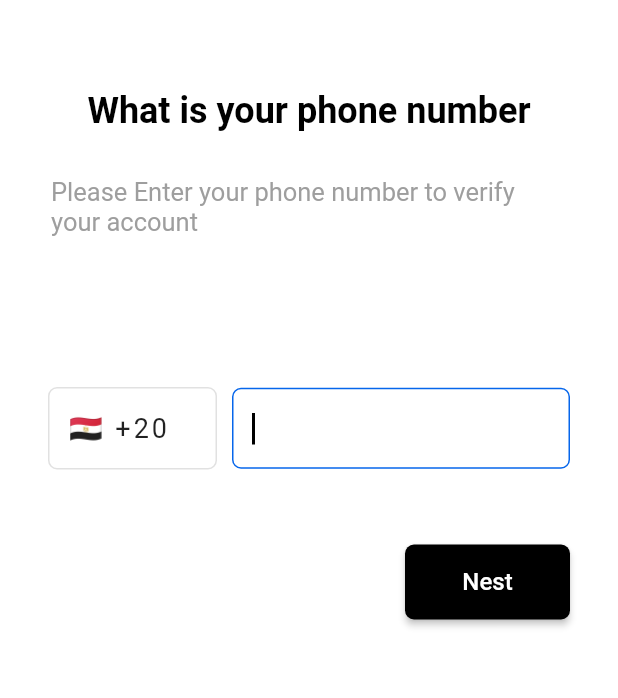
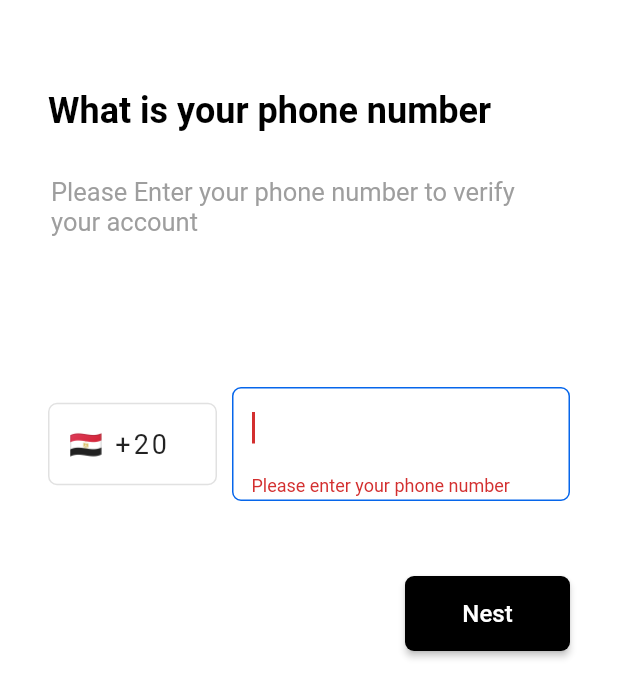
Before and after one commit to mohamedsayed27/google_maps, a Flutter app: the screen it shows after launch, after a tap on "Nest", on a phone screen of 412 x 824 dp. Shown: the top 698 px of the screen. Run offline on Flutter 3.47's test engine with Material 2 defaults, Android fonts, the phone set to English and light mode, and no system bars; our stand-ins replace bloc, firebase_auth, firebase_core, flutter_bloc, pin_code_fields; accounts and stored records are empty.

Commit message:
Phone Auth. finished totally

```diff
--- a/lib/app_router.dart
+++ b/lib/app_router.dart
@@ -1,14 +1,44 @@
 import 'package:flutter/material.dart';
+import 'package:flutter_bloc/flutter_bloc.dart';
 import 'package:google_maps/presentation/screens/login_screen.dart';
+import 'package:google_maps/presentation/screens/map_screen.dart';
+import 'package:google_maps/presentation/screens/otp_screen.dart';
 
 import 'constants/strings.dart';
+import 'domain/phone_auth_cubit/phone_auth_cubit.dart';
 
-class AppRouter{
-  Route? generateRoute(RouteSettings settings){
-    switch(settings.name){
+class AppRouter {
+  PhoneAuthCubit? phoneAuthCubit;
+  AppRouter(){
+    phoneAuthCubit = PhoneAuthCubit();
+  }
+  Route? generateRoute(RouteSettings settings) {
+    switch (settings.name) {
       case loginScreen:
         return MaterialPageRoute(
-            builder: (_) =>  LoginScreen()
+          builder: (_) => BlocProvider<PhoneAuthCubit>.value(
+            value: phoneAuthCubit!,
+            child: LoginScreen(),
+          ),
+        );
+      case otpScreen:
+        final phoneNumber = settings.arguments;
+        return MaterialPageRoute(
+            builder: (_) => BlocProvider<PhoneAuthCubit>.value(
+                  value: phoneAuthCubit!,
+                  child: OtpScreen(
+                    phoneNumber: phoneNumber,
+                  ),
+                ));
+      case mapScreen:
+        return MaterialPageRoute(builder: (_) => const MapScreen());
+      default:
+        return MaterialPageRoute(
+          builder: (context) => const Scaffold(
+            body: Center(
+              child: Text('No Screen is defined for this route.'),
+            ),
+          ),
         );
     }
   }
--- a/lib/constants/strings.dart
+++ b/lib/constants/strings.dart
@@ -1,5 +1,9 @@
 const loginScreen = '/';
+const otpScreen = '/otp-screen';
+const mapScreen = '/map_screen';
 
+
+/// Custom Country Flag using regex
 String generateCountryFlag() {
   String countryCode = 'eg';
   String flag = countryCode.toUpperCase().replaceAllMapped(RegExp(r'[A-Z]'),
--- /dev/null
+++ b/lib/domain/phone_auth_cubit/phone_auth_state.dart
@@ -0,0 +1,12 @@
+abstract class PhoneAuthState {}
+
+class PhoneAuthInitial extends PhoneAuthState {}
+
+class PhoneAuthLoadingState extends PhoneAuthState {}
+class PhoneAuthErrorState extends PhoneAuthState {
+  final String error;
+
+  PhoneAuthErrorState(this.error);
+}
+class PhoneNumberSubmittedState extends PhoneAuthState {}
+class OtbVerifiedState extends PhoneAuthState {}
--- a/lib/main.dart
+++ b/lib/main.dart
@@ -1,12 +1,19 @@
+import 'package:bloc/bloc.dart';
+import 'package:firebase_auth/firebase_auth.dart';
 import 'package:firebase_core/firebase_core.dart';
 import 'package:flutter/material.dart';
 import 'package:google_maps/app_router.dart';
+import 'package:google_maps/constants/strings.dart';
+import 'bloc_observer.dart';
+import 'firebase_options.dart';
 
-import 'firebase_options.dart';
+late String initialRoute;
 
 void main() async {
 
-  runApp( MyApp(appRouter: AppRouter(),));
+
+  Bloc.observer = MyBlocObserver();
+
 
   WidgetsFlutterBinding.ensureInitialized();
 
@@ -15,6 +22,15 @@ void main() async {
   await Firebase.initializeApp(
     options: DefaultFirebaseOptions.currentPlatform,
   );
+  FirebaseAuth.instance.authStateChanges().listen((user) {
+    if(user==null){
+      initialRoute = loginScreen;
+    }else{
+      initialRoute = mapScreen;
+    }
+  });
+
+  runApp( MyApp(appRouter: AppRouter(),));
 }
 
 class MyApp extends StatelessWidget {
@@ -28,6 +44,7 @@ class MyApp extends StatelessWidget {
         primarySwatch: Colors.blue,
       ),
       onGenerateRoute: appRouter.generateRoute,
+      initialRoute: initialRoute,
     );
   }
 }
--- a/lib/presentation/screens/login_screen.dart
+++ b/lib/presentation/screens/login_screen.dart
@@ -1,15 +1,19 @@
 import 'package:flutter/material.dart';
 import 'package:google_maps/constants/colors.dart';
+import 'package:google_maps/domain/phone_auth_cubit/phone_auth_cubit.dart';
+import 'package:google_maps/domain/phone_auth_cubit/phone_auth_state.dart';
 import '../../constants/strings.dart';
+import 'package:flutter_bloc/flutter_bloc.dart';
 
 // ignore: must_be_immutable
 class LoginScreen extends StatelessWidget {
   LoginScreen({Key? key}) : super(key: key);
 
-  String? phoneNumber;
-
+  late String phoneNumber;
+  final _phoneFormKey = GlobalKey<FormState>();
   Widget _buildIntroTexts() {
     return Column(
+      crossAxisAlignment: CrossAxisAlignment.start,
       children: [
         const Text(
           'What is your phone number',
@@ -92,12 +96,14 @@ class LoginScreen extends StatelessWidget {
     );
   }
 
-  Widget _buildNextButton() {
+  Widget _buildNextButton(BuildContext context) {
     return Align(
       alignment: Alignment.centerRight,
       child: ElevatedButton(
-        //TODO : ON PRESS ELEVATED BUTTON
-        onPressed: () {},
+        onPressed: () {
+          showProgressIndicator(context);
+          _register(context);
+        },
         style: ElevatedButton.styleFrom(
             minimumSize: const Size(110, 50),
             backgroundColor: Colors.black,
@@ -112,16 +118,65 @@ class LoginScreen extends StatelessWidget {
     );
   }
 
+  Future<void> _register(BuildContext context)async{
+    if(!_phoneFormKey.currentState!.validate()){
+      Navigator.pop(context);
+      return;
+    }else{
+      Navigator.pop(context);
+      _phoneFormKey.currentState!.save();
+      BlocProvider.of<PhoneAuthCubit>(context).phoneAuth(phoneNumber);
+
+    }
+  }
+  void showProgressIndicator(BuildContext context){
+    AlertDialog alertDialog = const AlertDialog(
+      backgroundColor: Colors.transparent,
+      elevation: 0,
+      content: Center(
+        child: CircularProgressIndicator(valueColor: AlwaysStoppedAnimation<Color>(Colors.black),),
+      ),
+    );
+    showDialog(context: context, builder: (context)=>alertDialog,barrierDismissible: false);
+  }
+  Widget _buildPhoneNumberSubmittedBloc(){
+    return BlocListener<PhoneAuthCubit, PhoneAuthState>(
+      listenWhen: (previous, current){
+        return previous != current;
+      },
+        listener: (context, state){
+          if(state is PhoneAuthLoadingState){
+            showProgressIndicator(context);
+          }
+          if(state is PhoneNumberSubmittedState){
+            Navigator.pop(context);
+            Navigator.of(context).pushNamed(otpScreen, arguments: phoneNumber);
+          }
+          if(state is PhoneAuthErrorState){
+            // Navigator.pop(context);
+            String error = (state).error;
+            ScaffoldMessenger.of(context).showSnackBar(
+              SnackBar(
+                  content:Text(error),
+                backgroundColor: Colors.black,
+                duration: const Duration(seconds: 3),
+              ),
+            );
+          }
+        },
+      child: Container(),
+    );
+  }
   @override
   Widget build(BuildContext context) {
     return SafeArea(
-        child: Scaffold(
-      backgroundColor: Colors.white,
-      body: Form(
-          key: UniqueKey(),
-          child: Container(
-            margin: const EdgeInsets.symmetric(horizontal: 32, vertical: 60),
-            child: Column(
+      child: Scaffold(
+          backgroundColor: Colors.white,
+          body: Form(
+            key: _phoneFormKey,
+            child: Container(
+              margin: const EdgeInsets.only(top: 60,left: 32,right: 32),
+              child: Column(
                 crossAxisAlignment: CrossAxisAlignment.start,
                 children: [
                   _buildIntroTexts(),
@@ -129,8 +184,11 @@ class LoginScreen extends StatelessWidget {
                     height: 100,
                   ),
                   _buildPhoneFormField(),
-                  const SizedBox(height: 50,),
-                  _buildNextButton()
+                  const SizedBox(
+                    height: 50,
+                  ),
+                  _buildNextButton(context),
+                  _buildPhoneNumberSubmittedBloc()
                 ],
               ),
             ),
--- a/pubspec.yaml
+++ b/pubspec.yaml
@@ -40,6 +40,8 @@ dependencies:
   firebase_core: ^1.20.0
   firebase_auth: ^3.6.2
   firebase_storage: ^10.3.4
+  pin_code_fields: ^7.4.0
+  bloc: ^8.1.0
 
 dev_dependencies:
   flutter_test:
```
Also changed, not shown: lib/bloc_observer.dart (added, +27 -0 lines), lib/domain/phone_auth_cubit/phone_auth_cubit.dart (added, +66 -0 lines), lib/presentation/screens/map_screen.dart (added, +45 -0 lines), lib/presentation/screens/otp_screen.dart (added, +212 -0 lines), pubspec.lock, 1 other file.
